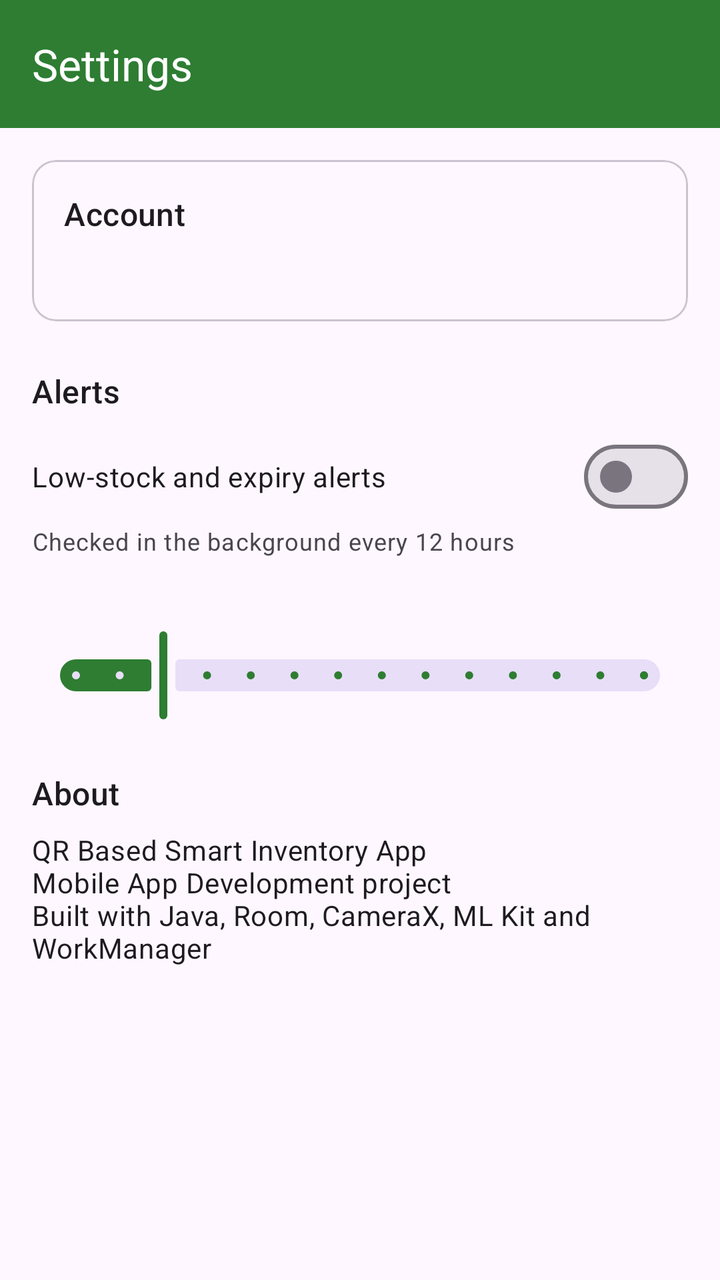
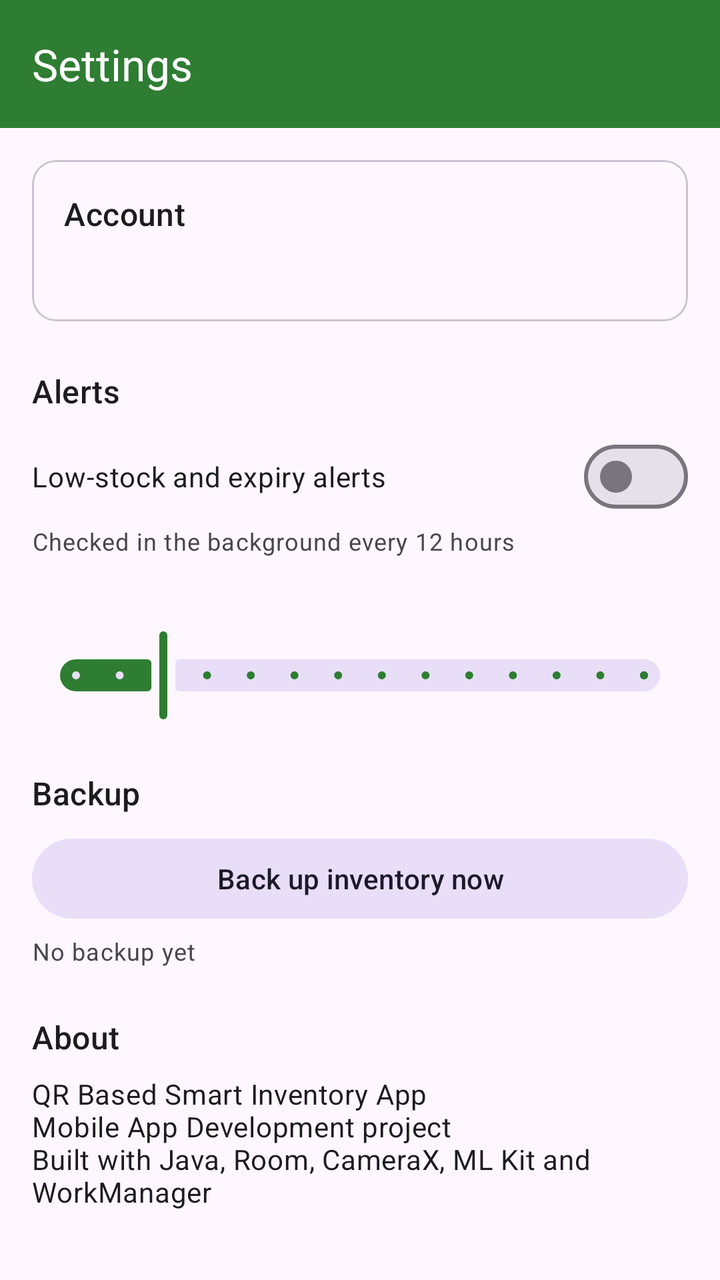

Screens rendered from an Android XML layout before and after an edit, with the pre-edit source and the edit as a unified diff.
<!-- AndroidManifest.xml: application theme Theme.QRBasedSmartInventoryApp -->
<!-- res/layout/activity_settings.xml -->
<?xml version="1.0" encoding="utf-8"?>
<LinearLayout xmlns:android="http://schemas.android.com/apk/res/android"
    xmlns:app="http://schemas.android.com/apk/res-auto"
    android:id="@+id/settings_root"
    android:layout_width="match_parent"
    android:layout_height="match_parent"
    android:orientation="vertical">

    <com.google.android.material.appbar.MaterialToolbar
        android:id="@+id/toolbar"
        android:layout_width="match_parent"
        android:layout_height="?attr/actionBarSize"
        android:background="?attr/colorPrimary"
        android:theme="@style/ThemeOverlay.App.Toolbar"
        app:title="Settings"
        app:titleTextColor="?attr/colorOnPrimary" />

    <ScrollView
        android:layout_width="match_parent"
        android:layout_height="0dp"
        android:layout_weight="1">

        <LinearLayout
            android:layout_width="match_parent"
            android:layout_height="wrap_content"
            android:orientation="vertical"
            android:padding="16dp">

            <com.google.android.material.card.MaterialCardView
                android:layout_width="match_parent"
                android:layout_height="wrap_content">
                <LinearLayout
                    android:layout_width="match_parent"
                    android:layout_height="wrap_content"
                    android:orientation="vertical"
                    android:padding="16dp">
                    <TextView
                        android:layout_width="wrap_content"
                        android:layout_height="wrap_content"
                        android:text="Account"
                        android:textAppearance="?attr/textAppearanceTitleMedium" />
                    <TextView
                        android:id="@+id/tv_account"
                        android:layout_width="wrap_content"
                        android:layout_height="wrap_content"
                        android:layout_marginTop="8dp"
                        android:textAppearance="?attr/textAppearanceBodyMedium" />
                </LinearLayout>
            </com.google.android.material.card.MaterialCardView>

            <TextView
                android:layout_width="wrap_content"
                android:layout_height="wrap_content"
                android:layout_marginTop="24dp"
                android:text="Alerts"
                android:textAppearance="?attr/textAppearanceTitleMedium" />

            <com.google.android.material.materialswitch.MaterialSwitch
                android:id="@+id/switch_alerts"
                android:layout_width="match_parent"
                android:layout_height="wrap_content"
                android:layout_marginTop="8dp"
                android:text="Low-stock and expiry alerts" />

            <TextView
                android:layout_width="wrap_content"
                android:layout_height="wrap_content"
                android:text="Checked in the background every 12 hours"
                android:textAppearance="?attr/textAppearanceBodySmall" />

            <TextView
                android:id="@+id/tv_days"
                android:layout_width="wrap_content"
                android:layout_height="wrap_content"
                android:layout_marginTop="16dp"
                android:textAppearance="?attr/textAppearanceBodyMedium" />

            <com.google.android.material.slider.Slider
                android:id="@+id/slider_days"
                android:layout_width="match_parent"
                android:layout_height="wrap_content"
                android:stepSize="1"
                android:valueFrom="1"
                android:valueTo="14"
                android:value="3" />

            <TextView
                android:layout_width="wrap_content"
                android:layout_height="wrap_content"
                android:layout_marginTop="24dp"
                android:text="About"
                android:textAppearance="?attr/textAppearanceTitleMedium" />

            <TextView
                android:layout_width="wrap_content"
                android:layout_height="wrap_content"
                android:layout_marginTop="8dp"
                android:text="QR Based Smart Inventory App\nMobile App Development project\nBuilt with Java, Room, CameraX, ML Kit and WorkManager"
                android:textAppearance="?attr/textAppearanceBodyMedium" />
        </LinearLayout>
    </ScrollView>
</LinearLayout>
<!-- resources referenced by this layout -->
<resources>
  <style name="ThemeOverlay.App.Toolbar" parent="">
          <item name="colorControlNormal">?attr/colorOnPrimary</item>
      </style>
  <style name="Theme.QRBasedSmartInventoryApp" parent="Base.Theme.QRBasedSmartInventoryApp" />
  <style name="Base.Theme.QRBasedSmartInventoryApp" parent="Theme.Material3.DayNight.NoActionBar">
          <item name="colorPrimary">@color/brand_green</item>
          <item name="colorOnPrimary">@color/white</item>
          <item name="colorSecondary">@color/brand_orange</item>
          <item name="colorOnSecondary">@color/white</item>
          
          
      </style>
  <color name="brand_green">#2E7D32</color>
  <color name="white">#FFFFFFFF</color>
  <color name="brand_orange">#EF6C00</color>
</resources>

<!-- the commit's change to res/layout/activity_settings.xml (unified diff, before → after) -->
@@ -88,6 +88,29 @@
                 android:layout_width="wrap_content"
                 android:layout_height="wrap_content"
                 android:layout_marginTop="24dp"
+                android:text="Backup"
+                android:textAppearance="?attr/textAppearanceTitleMedium" />
+
+            <com.google.android.material.button.MaterialButton
+                android:id="@+id/btn_backup"
+                style="@style/Widget.Material3.Button.TonalButton"
+                android:layout_width="match_parent"
+                android:layout_height="wrap_content"
+                android:layout_marginTop="8dp"
+                android:text="Back up inventory now" />
+
+            <TextView
+                android:id="@+id/tv_backup_status"
+                android:layout_width="wrap_content"
+                android:layout_height="wrap_content"
+                android:layout_marginTop="4dp"
+                android:text="No backup yet"
+                android:textAppearance="?attr/textAppearanceBodySmall" />
+
+            <TextView
+                android:layout_width="wrap_content"
+                android:layout_height="wrap_content"
+                android:layout_marginTop="24dp"
                 android:text="About"
                 android:textAppearance="?attr/textAppearanceTitleMedium" />
 
